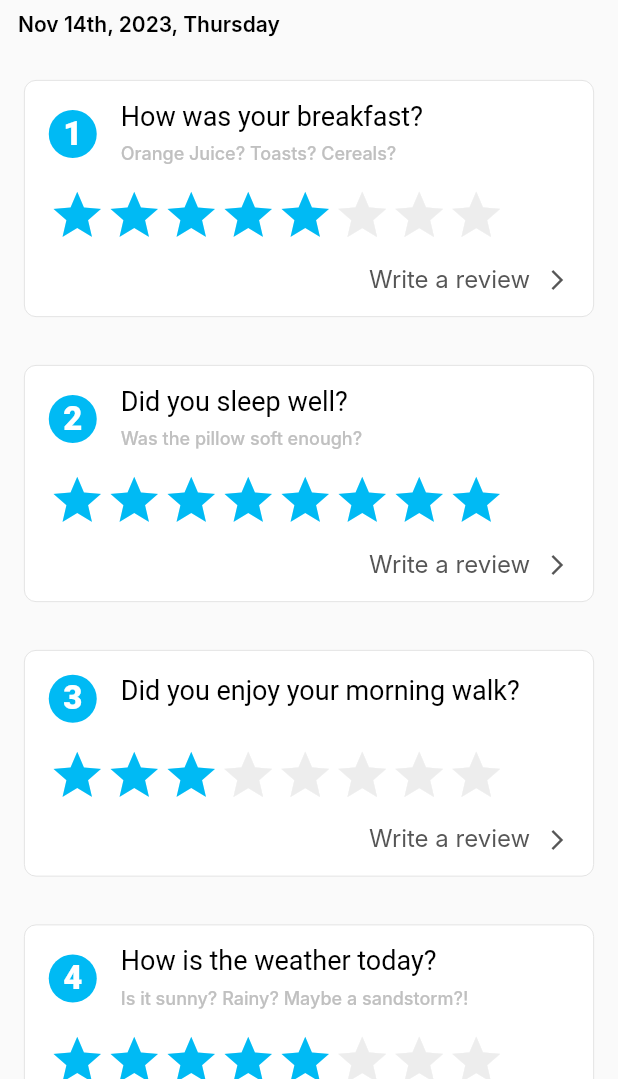
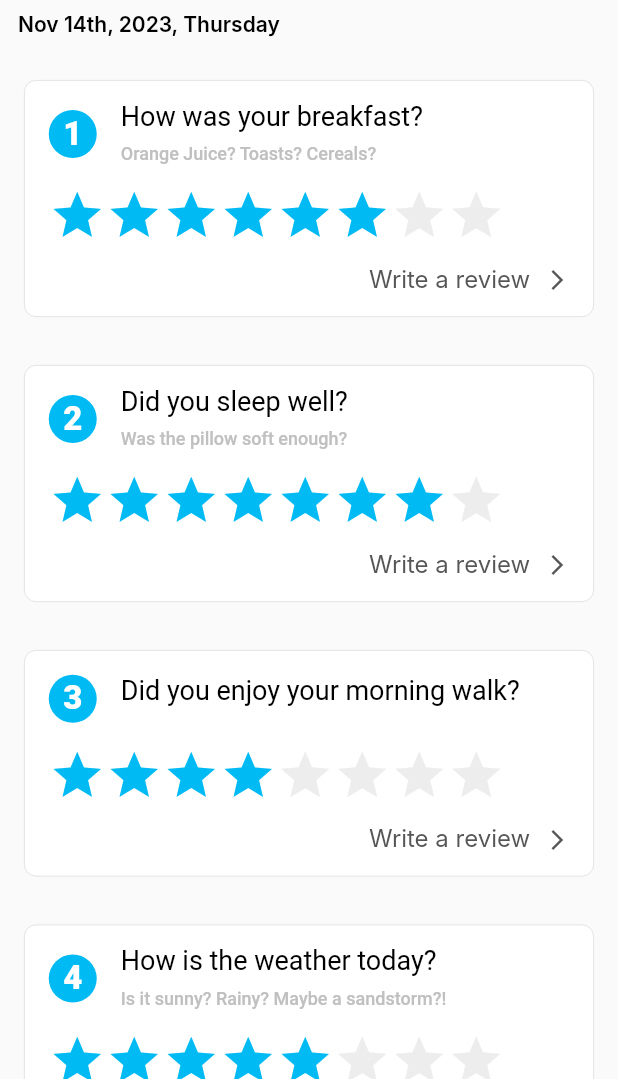
Before and after one commit to efimsivolap/daily_questionnaire_dev, a Flutter app: the screen it shows after launch, on a phone screen of 412 x 824 dp, the part 157-1236 px from its top. Run offline on Flutter 3.47's test engine with Material 2 defaults, Android fonts, the light colour scheme and no system bars; our stand-ins replace flutter_bloc; Roboto replaces fonts that are missing (Inter).

```diff
--- /dev/null
+++ b/assets/config/app_config.json
@@ -0,0 +1,5 @@
+{
+    "appIcon": "assets/icons/app_icon_1.png",
+    "appName": "My App",
+    "accentColor": "#FF0000"
+  }
--- a/assets/questions.json
+++ b/assets/questions.json
@@ -2,18 +2,18 @@
     {
       "title": "How was your breakfast?",
       "subtitle": "Orange Juice? Toasts? Cereals?",
-      "maxStars": 5,
+      "maxStars": 6,
       "canWriteReview": true
     },
     {
       "title": "Did you sleep well?",
       "subtitle": "Was the pillow soft enough?",
-      "maxStars": 8,
+      "maxStars": 7,
       "canWriteReview": true
     },
     {
       "title": "Did you enjoy your morning walk?",
-      "maxStars": 3,
+      "maxStars": 4,
       "canWriteReview": false
     },
     {
--- a/lib/ui/questions_page.dart
+++ b/lib/ui/questions_page.dart
@@ -1,5 +1,6 @@
 import 'package:daily_questionnaire_test/domain/question_model.dart';
 import 'package:daily_questionnaire_test/domain/quiestions_cubit.dart';
+import 'package:daily_questionnaire_test/utils/data_time.dart';
 import 'package:flutter/material.dart';
 import 'package:flutter_bloc/flutter_bloc.dart';
 
@@ -31,7 +32,7 @@ class QuestionsWidget extends StatelessWidget {
   Widget build(BuildContext context) {
     final todayDate = DateTime.now();
     final formattedDate =
-        '${_getMonthAbbreviation(todayDate)} ${_getDayWithSuffix(todayDate)}, ${todayDate.year}, ${_getWeekday(todayDate)}';
+        '${getMonthAbbreviation(todayDate)} ${getDayWithSuffix(todayDate)}, ${todayDate.year}, ${getWeekday(todayDate)}';
 
     return Column(
       crossAxisAlignment: CrossAxisAlignment.start,
@@ -85,14 +86,15 @@ class QuestionsWidget extends StatelessWidget {
 }
 
 class QuestionCard extends StatelessWidget {
-  const QuestionCard({
-    super.key,
+  QuestionCard({
+    Key? key,
     required this.question,
     required this.questionNumber,
-  });
+  }) : super(key: key);
 
   final QuestionModel question;
   final int questionNumber;
+  final TextEditingController answerController = TextEditingController();
 
   void _showModalSheet(BuildContext context) {
     showModalBottomSheet(
@@ -137,8 +139,8 @@ class QuestionCard extends StatelessWidget {
                   ),
                 ),
                 const SizedBox(height: 8),
-                question.subtitle != null
-                    ? Text(
+                if (question.subtitle != null)
+                  Text(
                     question.subtitle!,
                     style: const TextStyle(
                       color: Colors.black,
@@ -146,10 +148,9 @@ class QuestionCard extends StatelessWidget {
                       fontWeight: FontWeight.w600,
                       height: 1.43,
                     ),
-                      )
-                    : const SizedBox.shrink(),
+                  ),
                 const SizedBox(height: 16),
-                _buildRatingStars(),
+                RatingStars(maxStars: 8, existingStars: question.maxStars),
                 const SizedBox(height: 16),
                 const Text(
                   'Write a review',
@@ -162,6 +163,7 @@ class QuestionCard extends StatelessWidget {
                 ),
                 const SizedBox(height: 20),
                 TextField(
+                  controller: answerController,
                   maxLines: 10,
                   decoration: InputDecoration(
                     border: OutlineInputBorder(
@@ -220,35 +222,6 @@ class QuestionCard extends StatelessWidget {
     );
   }
 
-  /// todo обязательно в отдельный виджет
-  Widget _buildRatingStars() {
-    List<Widget> stars = [];
-    int maxStars = 8;
-    int existingStars = question.maxStars;
-
-    for (int i = 1; i <= maxStars; i++) {
-      if (i <= existingStars) {
-        stars.add(
-          const Icon(
-            Icons.star,
-            color: Color.fromRGBO(0, 186, 244, 1),
-            size: 38,
-          ),
-        );
-      } else {
-        stars.add(
-          const Icon(
-            Icons.star,
-            color: Color(0xFFEDEDED),
-            size: 38,
-          ),
-        );
-      }
-    }
-
-    return Row(children: stars);
-  }
-
   @override
   Widget build(BuildContext context) {
     return Container(
@@ -295,36 +268,34 @@ class QuestionCard extends StatelessWidget {
                         ),
                       ),
                       const SizedBox(height: 9),
-                      question.subtitle != null
-                          ? Text(
+                      if (question.subtitle != null)
+                        Text(
                           question.subtitle!,
                           style: const TextStyle(
                             color: Color(0xFFC0C0C0),
                             fontSize: 12,
-                                fontFamily: 'Inter',
                             fontWeight: FontWeight.w500,
                             height: 1,
                           ),
-                            )
-                          : const SizedBox(),
+                        ),
                     ],
                   ),
                 ),
               ],
             ),
             const SizedBox(height: 16),
-            _buildRatingStars(),
+            RatingStars(maxStars: 8, existingStars: question.maxStars),
             const SizedBox(height: 16),
             Align(
               alignment: Alignment.bottomRight,
               child: GestureDetector(
                 onTap: () => _showModalSheet(context),
-                child: const Row(
+                child: Row(
                   mainAxisSize: MainAxisSize.min,
                   children: [
                     Text(
                       'Write a review',
-                      style: TextStyle(
+                      style: const TextStyle(
                         color: Color(0xFF565656),
                         fontSize: 16,
                         fontFamily: 'Inter',
@@ -332,11 +303,11 @@ class QuestionCard extends StatelessWidget {
                         height: 1,
                       ),
                     ),
-                    SizedBox(width: 10),
+                    const SizedBox(width: 10),
                     IconTheme(
                       data: IconThemeData(
                         size: 16,
-                        color: Color(0xFF565656),
+                        color: const Color(0xFF565656),
                       ),
                       child: Icon(Icons.arrow_forward_ios),
                     ),
@@ -351,42 +322,38 @@ class QuestionCard extends StatelessWidget {
   }
 }
 
-String _getMonthAbbreviation(DateTime date) => [
-      'Jan',
-      'Feb',
-      'Mar',
-      'Apr',
-      'May',
-      'Jun',
-      'Jul',
-      'Aug',
-      'Sept',
-      'Oct',
-      'Nov',
-      'Dec',
-    ][date.month + 1];
+class RatingStars extends StatelessWidget {
+  const RatingStars({
+    Key? key,
+    required this.maxStars,
+    required this.existingStars,
+  }) : super(key: key);
 
-String _getDayWithSuffix(DateTime date) {
-  final day = date.day;
-  if (day >= 11 && day <= 13) {
-    return '$day' + 'th';
+  final int maxStars;
+  final int existingStars;
+
+  @override
+  Widget build(BuildContext context) {
+    final List<Widget> stars = [];
+    for (int i = 1; i <= maxStars; i++) {
+      if (i <= existingStars) {
+        stars.add(
+          const Icon(
+            Icons.star,
+            color: Color.fromRGBO(0, 186, 244, 1),
+            size: 38,
+          ),
+        );
+      } else {
+        stars.add(
+          const Icon(
+            Icons.star,
+            color: Color(0xFFEDEDED),
+            size: 38,
+          ),
+        );
       }
-
-  return switch (day % 10) {
-    1 => '$day' + 'st',
-    2 => '$day' + 'nd',
-    3 => '$day' + 'rd',
-    _ => '$day' + 'th'
-  };
     }
-
-String _getWeekday(DateTime date) => switch (date.weekday) {
-      DateTime.monday => 'Monday',
-      DateTime.tuesday => 'Tuesday',
-      DateTime.wednesday => 'Wednesday',
-      DateTime.thursday => 'Thursday',
-      DateTime.friday => 'Friday',
-      DateTime.saturday => 'Saturday',
-      DateTime.sunday => 'Sunday',
-      _ => ''
-    };
+    return Row(children: stars);
+  }
+}
--- /dev/null
+++ b/lib/utils/data_time.dart
@@ -0,0 +1,39 @@
+String getMonthAbbreviation(DateTime date) => [
+      'Jan',
+      'Feb',
+      'Mar',
+      'Apr',
+      'May',
+      'Jun',
+      'Jul',
+      'Aug',
+      'Sept',
+      'Oct',
+      'Nov',
+      'Dec',
+    ][date.month + 1];
+
+String getDayWithSuffix(DateTime date) {
+  final day = date.day;
+  if (day >= 11 && day <= 13) {
+    return '$day' + 'th';
+  }
+
+  return switch (day % 10) {
+    1 => '$day' + 'st',
+    2 => '$day' + 'nd',
+    3 => '$day' + 'rd',
+    _ => '$day' + 'th'
+  };
+}
+
+String getWeekday(DateTime date) => switch (date.weekday) {
+      DateTime.monday => 'Monday',
+      DateTime.tuesday => 'Tuesday',
+      DateTime.wednesday => 'Wednesday',
+      DateTime.thursday => 'Thursday',
+      DateTime.friday => 'Friday',
+      DateTime.saturday => 'Saturday',
+      DateTime.sunday => 'Sunday',
+      _ => ''
+    };
```
Also changed, not shown: lib/data/questions_repository.dart (+10 -0 lines), lib/domain/quiestions_cubit.dart (+11 -0 lines), assets/icons/app-icon_2.png (added), assets/icons/app_icon_1.png (added), assets/icons/app_icon_3.png (added), 19 other files. Lines whose indentation alone changed are shown as unchanged.
